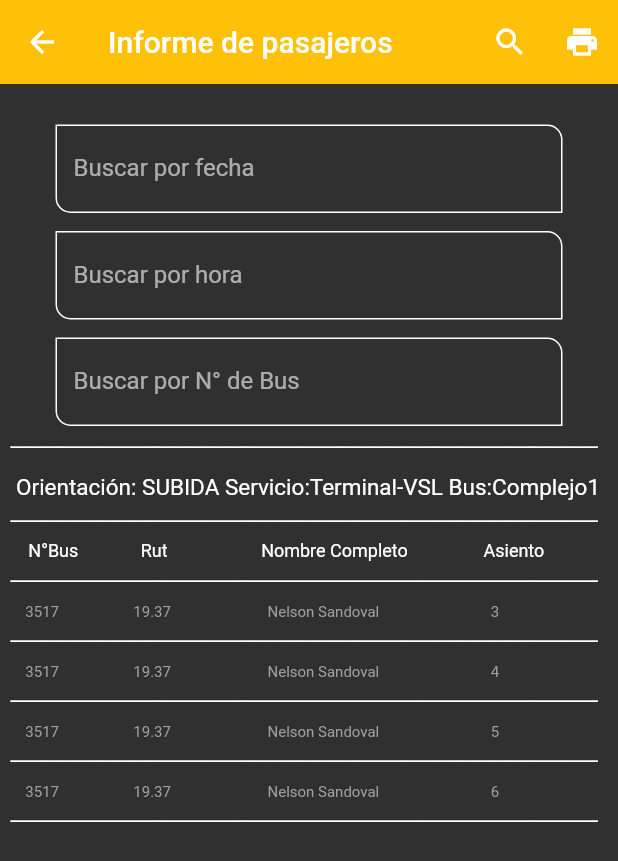
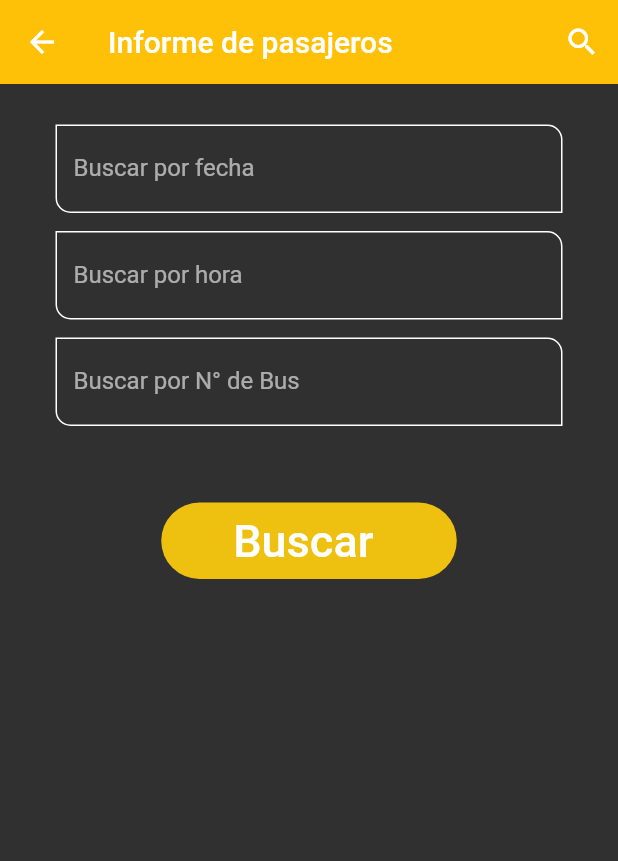
Before and after one commit to nelson19371/sgt-pasajeros, a Flutter app: the HomeScreen screen opened by its route, after a tap on "Listado de Pasajeros", on a phone screen of 412 x 824 dp. Shown: the top 861 px of the screen. Run offline on Flutter 3.47's test engine with Material 2 defaults, Android fonts, the phone set to English and light mode, and no system bars.

Commit message:
Avances de septiembre

```diff
--- a/lib/main.dart
+++ b/lib/main.dart
@@ -1,5 +1,6 @@
 
 import 'package:estilos_flutter/screens/home_screen.dart';
+import 'package:estilos_flutter/screens/lista.dart';
 import 'package:estilos_flutter/screens/scroll_design.dart';
 import 'package:flutter/material.dart';
 import 'package:estilos_flutter/theme/app_theme.dart';
@@ -19,6 +20,7 @@ class MyApp extends StatelessWidget {
 
         'scroll_screen': (_) => const ScrollScreen(),
         'home_screen' :(_) =>const HomeScreen(),
+        'lista' :(_) =>  lista()
       },
 
 
--- a/lib/screens/informesScreen.dart
+++ b/lib/screens/informesScreen.dart
@@ -3,6 +3,7 @@
 
 // ignore_for_file: file_names
 
+import 'package:estilos_flutter/screens/lista.dart';
 import 'package:flutter/material.dart';
 
 // ignore: camel_case_types
@@ -20,13 +21,13 @@ class informesScreen extends StatelessWidget {
         title: const Text('Informe de pasajeros'),
                   actions: [
             IconButton(icon: const Icon(Icons.search_outlined), onPressed: () {
+        IconButton(icon: const Icon(Icons.print), onPressed: () {
 
 
-            }),
-             IconButton(icon: const Icon(Icons.print), onPressed: () {
-
+            });
 
             }),
+
           ],
       ),
       body: Padding(
@@ -54,6 +55,7 @@ class informesScreen extends StatelessWidget {
 
                   ),
                   ),
+
                   const SizedBox(height: 10,),
                   Padding(
                     padding: const EdgeInsets.symmetric(horizontal: 30, vertical: 1),
@@ -64,25 +66,44 @@ class informesScreen extends StatelessWidget {
                       ),
                     ),
                   ),
-                  const Text('______________________________________________________________'),
-                  const SizedBox(height: 15),
-                  const Text(' Orientación: SUBIDA Servicio:Terminal-VSL Bus:Complejo1',style: TextStyle(fontSize: 15),),
-                  const Text('______________________________________________________________'),
-                  const SizedBox(height: 10,),
-                   const Text('    N°Bus              Rut                     Nombre Completo                 Asiento',style: TextStyle(fontSize: 12),),
-                  const Text('______________________________________________________________'),
-                  const SizedBox(height: 12,),
-                   Text('    3517                    19.37                          Nelson Sandoval                              3',style: _style),
-                   const Text('______________________________________________________________'),
-                    const SizedBox(height: 12,),
-                   Text('    3517                    19.37                          Nelson Sandoval                              4',style: _style),
-                   const Text('______________________________________________________________'),
-                    const SizedBox(height: 12,),
-                   Text('    3517                    19.37                          Nelson Sandoval                              5',style: _style),
-                   const Text('______________________________________________________________'),
-                    const SizedBox(height: 12,),
-                   Text('    3517                    19.37                          Nelson Sandoval                              6',style: _style),
-                   const Text('______________________________________________________________'),
+                  const SizedBox(height: 50,),
+                  Center(
+            child: TextButton(
+              onPressed: (){
+                Navigator.push(
+    context,
+    MaterialPageRoute(builder: (context) =>  lista()),
+  );
+              },
+              style: TextButton.styleFrom(backgroundColor:Color.fromARGB(255, 238, 193, 16),
+              shape: const StadiumBorder() ),
+              child:  const Padding(
+                padding:  EdgeInsets.symmetric(horizontal: 40),
+                child: Text('Buscar ', style: TextStyle(color: Colors.white,fontSize: 30),),
+
+              ),
+              ),
+          ),
+          const SizedBox(height: 10,),
+                  // const Text('______________________________________________________________'),
+                  // const SizedBox(height: 15),
+                  // const Text(' Orientación: SUBIDA Servicio:Terminal-VSL Bus:Complejo1',style: TextStyle(fontSize: 15),),
+                  // const Text('______________________________________________________________'),
+                  // const SizedBox(height: 10,),
+                  //  const Text('    N°Bus              Rut                     Nombre Completo                 Asiento',style: TextStyle(fontSize: 12),),
+                  // const Text('______________________________________________________________'),
+                  // const SizedBox(height: 12,),
+                  //  Text('    3517                    19.37                          Nelson Sandoval                              3',style: _style),
+                  //  const Text('______________________________________________________________'),
+                  //   const SizedBox(height: 12,),
+                  //  Text('    3517                    19.37                          Nelson Sandoval                              4',style: _style),
+                  //  const Text('______________________________________________________________'),
+                  //   const SizedBox(height: 12,),
+                  //  Text('    3517                    19.37                          Nelson Sandoval                              5',style: _style),
+                  //  const Text('______________________________________________________________'),
+                  //   const SizedBox(height: 12,),
+                  //  Text('    3517                    19.37                          Nelson Sandoval                              6',style: _style),
+                  //  const Text('______________________________________________________________'),
 
                 ]
         ),
--- a/lib/widget/card_table.dart
+++ b/lib/widget/card_table.dart
@@ -16,13 +16,13 @@ class CardTable extends StatelessWidget {
     return Table(
       children: const [
          TableRow(children: [
-          _SigleCard(text: 'Generar Reserva',direccion: crearViajeScreen(),),
+          _SigleCard(text: 'Generar Servicio',direccion: crearViajeScreen(),),
 
 
         ],
         ),
          TableRow(children: [
-          _SigleCard(text: 'Consulta General',direccion: HomeScreen(),),
+          _SigleCard(text: 'Consultar Viaje',direccion: HomeScreen(),),
 
 
         ],
--- a/pubspec.yaml
+++ b/pubspec.yaml
@@ -35,6 +35,8 @@ dependencies:
   # Use with the CupertinoIcons class for iOS style icons.
   cupertino_icons: ^1.0.2
   google_fonts: ^3.0.1
+  splashscreen: ^1.3.5
+  shadow: ^1.5.0
 dev_dependencies:
   flutter_test:
     sdk: flutter
```
Also changed, not shown: lib/screens/crearViajeScreen.dart (+8 -8 lines), lib/screens/lista.dart (added, +54 -0 lines), lib/screens/scroll_design.dart (+9 -3 lines), assets/tracktec.png (added), pubspec.lock, 11 other files.
